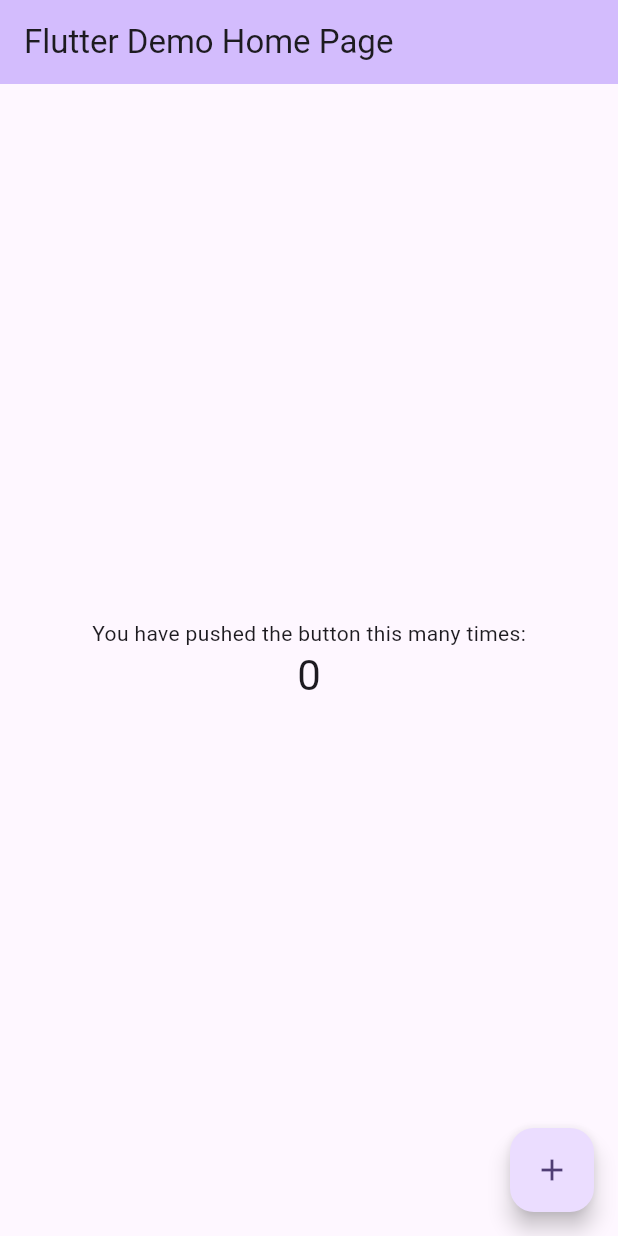
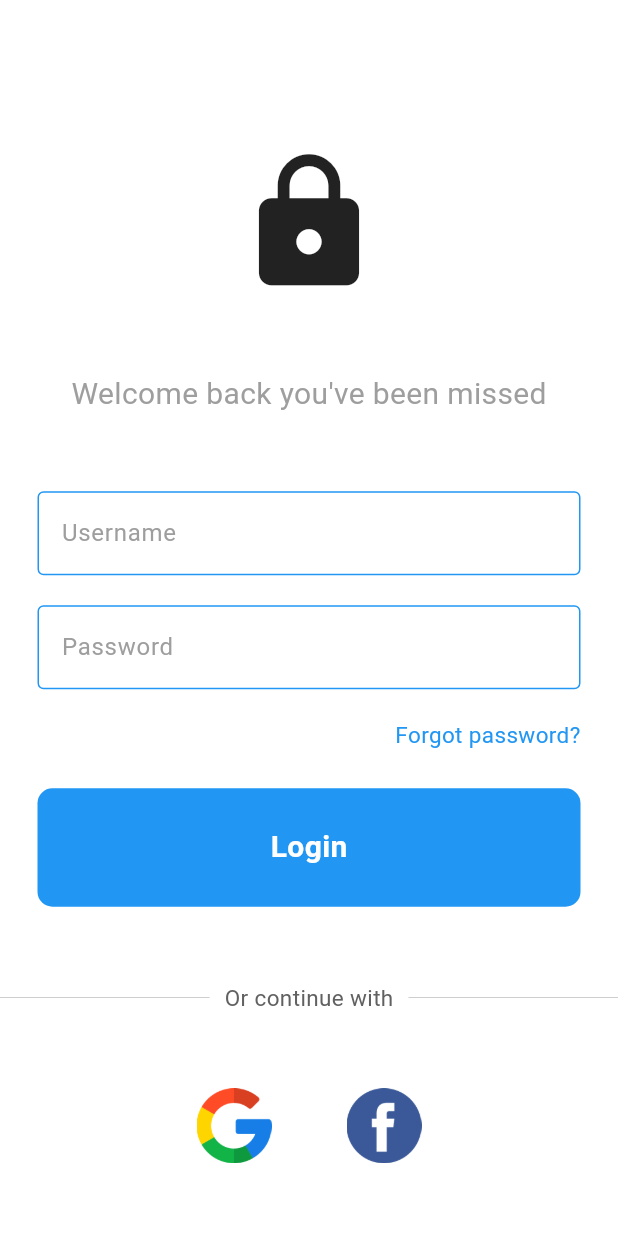
Before and after one commit to Coordimate/App, a Flutter app: the screen it shows after launch, on a phone screen of 412 x 824 dp. Run offline on Flutter 3.47's test engine with Material 3 defaults, Android fonts, the phone set to English and light mode, and no system bars.

Commit message:
Added simple UI for login page

```diff
--- /dev/null
+++ b/lib/components/login_button.dart
@@ -0,0 +1,37 @@
+import 'package:flutter/material.dart';
+
+class LoginButton extends StatelessWidget {
+  final String text;
+  final Function()? onTap;
+
+  const LoginButton({
+    super.key,
+    required this.text,
+    required this.onTap
+  });
+
+  @override
+  Widget build(BuildContext context) {
+    return GestureDetector(
+      onTap: onTap,
+      child: Container(
+        padding: EdgeInsets.all(25),
+        margin: EdgeInsets.symmetric(horizontal: 25),
+        decoration: BoxDecoration(
+          color: Colors.blue,
+          borderRadius: BorderRadius.circular(10),
+        ),
+        child: Center(
+          child: Text(
+            text,
+            style: TextStyle(
+                color: Colors.white,
+                fontWeight: FontWeight.bold,
+                fontSize: 20
+            ),
+          ),
+        ),
+      ),
+    );
+  }
+}
--- /dev/null
+++ b/lib/components/login_text_field.dart
@@ -0,0 +1,51 @@
+import 'package:flutter/material.dart';
+
+class LoginTextField extends StatelessWidget {
+  final controller;
+  final String hintText;
+  final bool obscureText;
+  final String label;
+
+  const LoginTextField({
+    super.key,
+    required this.controller,
+    required this.hintText,
+    required this.obscureText,
+    required this.label});
+
+  @override
+  Widget build(BuildContext context) {
+    return Padding(
+      padding: const EdgeInsets.symmetric(horizontal: 25.0),
+      child: TextField(
+        controller: controller,
+        obscureText: obscureText, // for hiding password
+        decoration: InputDecoration(
+          enabledBorder: const OutlineInputBorder(
+            borderSide: BorderSide(
+              color: Colors.blue,
+            ),
+          ),
+          focusedBorder: const OutlineInputBorder(
+            borderSide: BorderSide(
+              color: Colors.black,
+            ),
+          ),
+          labelText: label,
+          labelStyle: TextStyle(color: Colors.grey[500]),
+          hintText: hintText,
+          hintStyle: TextStyle(color: Colors.grey[500]),
+        ),
+      ),
+    );
+  }
+}
+
+ // The  LoginTextField  widget is a stateless widget that takes a  label  parameter. This parameter is used to set the label of the  TextField  widget.
+ // The  TextField  widget is wrapped in a  Padding  widget to add some padding around the  TextField .
+ // The  TextField  widget has a  decoration  property that takes an  InputDecoration  widget. The  InputDecoration  widget is used to customize the appearance of the  TextField .
+ // The  InputDecoration  widget has two properties:  enabledBorder  and  focusedBorder . The  enabledBorder  property is used to set the border color of the  TextField  when it is not focused. The  focusedBorder  property is used to set the border color of the  TextField  when it is focused.
+ // The  labelText  property of the  InputDecoration  widget is used to set the label of the  TextField .
+ // The  LoginTextField  widget is used in the  LoginPage  widget to create the username and password  TextField  widgets.
+ // The  LoginPage  widget is used in the  MyApp  widget to create the login page.
+ // The  MyApp  widget is the root widget of the application.
--- /dev/null
+++ b/lib/components/square_tile.dart
@@ -0,0 +1,21 @@
+import 'package:flutter/material.dart';
+
+class SquareTile extends StatelessWidget {
+  final String imagePath;
+  const SquareTile({
+    super.key,
+    required this.imagePath
+  });
+
+  @override
+  Widget build(BuildContext context) {
+    return Container(
+      // padding: EdgeInsets.all(20),
+      child: Image.asset(
+        imagePath,
+        height: 50,
+        width: 50,
+      ),
+    );
+  }
+}
--- a/lib/main.dart
+++ b/lib/main.dart
@@ -1,4 +1,5 @@
 import 'package:flutter/material.dart';
+import 'pages/login_page.dart';
 
 void main() {
   runApp(const MyApp());
@@ -11,115 +12,8 @@ class MyApp extends StatelessWidget {
   @override
   Widget build(BuildContext context) {
     return MaterialApp(
-      title: 'Flutter Demo',
-      theme: ThemeData(
-        // This is the theme of your application.
-        //
-        // TRY THIS: Try running your application with "flutter run". You'll see
-        // the application has a purple toolbar. Then, without quitting the app,
-        // try changing the seedColor in the colorScheme below to Colors.green
-        // and then invoke "hot reload" (save your changes or press the "hot
-        // reload" button in a Flutter-supported IDE, or press "r" if you used
-        // the command line to start the app).
-        //
-        // Notice that the counter didn't reset back to zero; the application
-        // state is not lost during the reload. To reset the state, use hot
-        // restart instead.
-        //
-        // This works for code too, not just values: Most code changes can be
-        // tested with just a hot reload.
-        colorScheme: ColorScheme.fromSeed(seedColor: Colors.deepPurple),
-        useMaterial3: true,
-      ),
-      home: const MyHomePage(title: 'Flutter Demo Home Page'),
-    );
+      debugShowCheckedModeBanner: false,
+      home: LoginPage()
+    ); // MaterialApp
   }
 }
-
-class MyHomePage extends StatefulWidget {
-  const MyHomePage({super.key, required this.title});
-
-  // This widget is the home page of your application. It is stateful, meaning
-  // that it has a State object (defined below) that contains fields that affect
-  // how it looks.
-
-  // This class is the configuration for the state. It holds the values (in this
-  // case the title) provided by the parent (in this case the App widget) and
-  // used by the build method of the State. Fields in a Widget subclass are
-  // always marked "final".
-
-  final String title;
-
-  @override
-  State<MyHomePage> createState() => _MyHomePageState();
-}
-
-class _MyHomePageState extends State<MyHomePage> {
-  int _counter = 0;
-
-  void _incrementCounter() {
-    setState(() {
-      // This call to setState tells the Flutter framework that something has
-      // changed in this State, which causes it to rerun the build method below
-      // so that the display can reflect the updated values. If we changed
-      // _counter without calling setState(), then the build method would not be
-      // called again, and so nothing would appear to happen.
-      _counter++;
-    });
-  }
-
-  @override
-  Widget build(BuildContext context) {
-    // This method is rerun every time setState is called, for instance as done
-    // by the _incrementCounter method above.
-    //
-    // The Flutter framework has been optimized to make rerunning build methods
-    // fast, so that you can just rebuild anything that needs updating rather
-    // than having to individually change instances of widgets.
-    return Scaffold(
-      appBar: AppBar(
-        // TRY THIS: Try changing the color here to a specific color (to
-        // Colors.amber, perhaps?) and trigger a hot reload to see the AppBar
-        // change color while the other colors stay the same.
-        backgroundColor: Theme.of(context).colorScheme.inversePrimary,
-        // Here we take the value from the MyHomePage object that was created by
-        // the App.build method, and use it to set our appbar title.
-        title: Text(widget.title),
-      ),
-      body: Center(
-        // Center is a layout widget. It takes a single child and positions it
-        // in the middle of the parent.
-        child: Column(
-          // Column is also a layout widget. It takes a list of children and
-          // arranges them vertically. By default, it sizes itself to fit its
-          // children horizontally, and tries to be as tall as its parent.
-          //
-          // Column has various properties to control how it sizes itself and
-          // how it positions its children. Here we use mainAxisAlignment to
-          // center the children vertically; the main axis here is the vertical
-          // axis because Columns are vertical (the cross axis would be
-          // horizontal).
-          //
-          // TRY THIS: Invoke "debug painting" (choose the "Toggle Debug Paint"
-          // action in the IDE, or press "p" in the console), to see the
-          // wireframe for each widget.
-          mainAxisAlignment: MainAxisAlignment.center,
-          children: <Widget>[
-            const Text(
-              'You have pushed the button this many times:',
-            ),
-            Text(
-              '$_counter',
-              style: Theme.of(context).textTheme.headlineMedium,
-            ),
-          ],
-        ),
-      ),
-      floatingActionButton: FloatingActionButton(
-        onPressed: _incrementCounter,
-        tooltip: 'Increment',
-        child: const Icon(Icons.add),
-      ), // This trailing comma makes auto-formatting nicer for build methods.
-    );
-  }
-}
--- /dev/null
+++ b/lib/pages/login_page.dart
@@ -0,0 +1,133 @@
+import 'package:coordimate/components/login_button.dart';
+import 'package:coordimate/components/login_text_field.dart';
+import 'package:coordimate/components/square_tile.dart';
+import 'package:flutter/material.dart';
+
+class LoginPage extends StatelessWidget {
+  LoginPage({super.key});
+
+  final usernameController = TextEditingController();
+  final passwordController = TextEditingController();
+
+  void signUserIn() {}
+
+  @override
+  Widget build(BuildContext context) {
+    return Scaffold(
+      backgroundColor: Colors.white,
+      body: SafeArea(
+        child: Center(
+          child: Column(
+            mainAxisAlignment: MainAxisAlignment.center,
+            children: [
+
+              const SizedBox(height: 50),
+
+              const Icon(
+                Icons.lock,
+                size: 100,
+              ),
+
+              const SizedBox(height: 50),
+
+              const Text(
+                  "Welcome back you've been missed",
+                  style: TextStyle(
+                      color: Colors.grey,
+                      fontSize: 20,
+                  )
+              ),
+
+              const SizedBox(height: 50),
+
+              LoginTextField(
+                controller: usernameController,
+                hintText: "Enter your username",
+                label: "Username",
+                obscureText: false
+              ),
+
+              const SizedBox(height: 20),
+
+              LoginTextField(
+                controller: passwordController,
+                hintText: "Enter your password",
+                label: "Password",
+                obscureText: true
+              ),
+
+              const SizedBox(height: 20),
+
+              const Padding(
+                padding: EdgeInsets.symmetric(horizontal: 25.0),
+                child: Row(
+                  mainAxisAlignment: MainAxisAlignment.end,
+                  children: [
+                    Text(
+                      "Forgot password?",
+                      style: TextStyle(
+                        color: Colors.blue,
+                        fontSize: 15,
+                      ),
+                    ),
+                  ],
+                ),
+              ),
+
+              const SizedBox(height: 25),
+
+              LoginButton(
+                onTap: signUserIn,
+                  text: "Login"
+              ),
+
+              const SizedBox(height: 50),
+
+              Row(
+                children: [
+                  Expanded(
+                      child: Divider(
+                        thickness: 0.5,
+                        color: Colors.grey[400],
+                      ),
+                  ),
+                  Padding(
+                    padding: const EdgeInsets.symmetric(horizontal: 10.0),
+                    child: Text(
+                        "Or continue with",
+                        style: TextStyle(
+                          color: Colors.grey[700],
+                          fontSize: 15,
+                        ),
+                    ),
+                  ),
+                  Expanded(
+                      child: Divider(
+                        thickness: 0.5,
+                        color: Colors.grey[400],
+                      ),
+                  ),
+                ],
+              ),
+
+              const SizedBox(height: 50),
+
+              Row (
+                mainAxisAlignment: MainAxisAlignment.center,
+                children: [
+                  SquareTile(imagePath: 'lib/images/google.png'),
+
+                  const SizedBox(width: 50),
+
+                  SquareTile(imagePath: 'lib/images/facebook.png'),
+                ],
+              )
+
+
+            ],
+          ),
+        ),
+      ),
+    );
+  }
+}
--- a/pubspec.yaml
+++ b/pubspec.yaml
@@ -59,9 +59,8 @@ flutter:
   uses-material-design: true
 
   # To add assets to your application, add an assets section, like this:
-  # assets:
-  #   - images/a_dot_burr.jpeg
-  #   - images/a_dot_ham.jpeg
+  assets:
+    - lib/images/
 
   # An image asset can refer to one or more resolution-specific "variants", see
   # https://flutter.dev/assets-and-images/#resolution-aware
```
Also changed, not shown: lib/images/facebook.png (added), lib/images/google.png (added).
